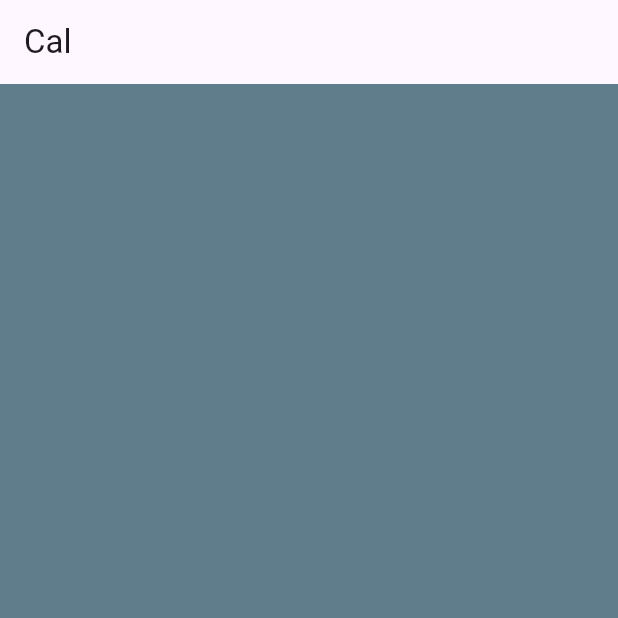
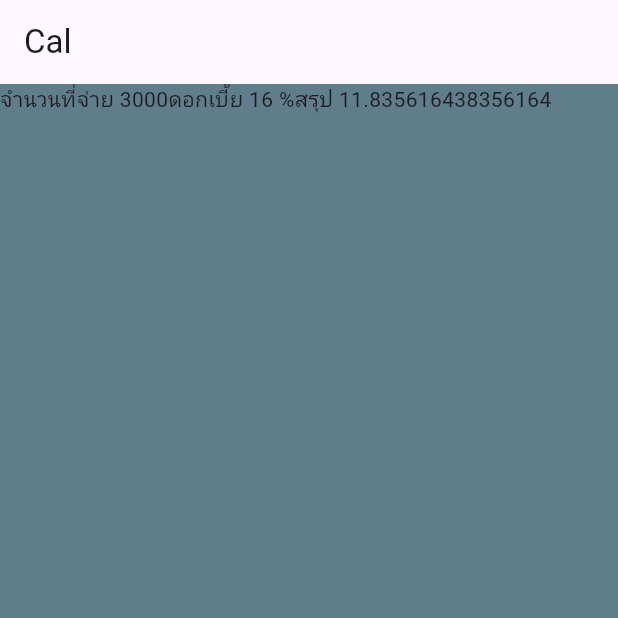
Before and after one commit to CableBK/flutter_creditcard_interest_cal, a Flutter app: the screen it shows after launch, on a phone screen of 412 x 824 dp, the top half of it. Run offline on Flutter 3.47's test engine with Material 3 defaults, Android fonts, the phone set to English and light mode, and no system bars.

```diff
--- a/lib/main.dart
+++ b/lib/main.dart
@@ -17,6 +17,7 @@ class MyApp extends StatelessWidget {
         useMaterial3: true,
       ),
       home: const CalPage(),
+      debugShowCheckedModeBanner: false,
     );
   }
 }
--- a/lib/pages/cal_page.dart
+++ b/lib/pages/cal_page.dart
@@ -1,3 +1,5 @@
+// ignore_for_file: prefer_const_constructors, prefer_const_literals_to_create_immutables, prefer_typing_uninitialized_variables
+
 import 'package:flutter/material.dart';
 
 class CalPage extends StatefulWidget {
@@ -8,6 +10,14 @@ class CalPage extends StatefulWidget {
 }
 
 class _CalPageState extends State<CalPage> {
+  var cash = 3000;
+  var day = 9;
+  var interest = 16;
+  var year = 365;
+  var total1 = 0.0;
+  var cash2 = 7000;
+  var total3 = 0;
+
   @override
   Widget build(BuildContext context) {
     return Scaffold(
@@ -17,7 +27,16 @@ class _CalPageState extends State<CalPage> {
       backgroundColor: Colors.blueGrey,
       body: Center(
         child: Column(
-          children: [Row()],
+          children: [
+            Row(
+              children: [
+                Text('จำนวนที่จ่าย $cash'),
+                Text('ดอกเบี้ย $interest %'),
+                Text(
+                    'สรุป ${(total1 = (cash * (interest / 100) * day) / year)}'),
+              ],
+            )
+          ],
         ),
       ),
     );
```
Also changed, not shown: pubspec.lock, 2 other files.
